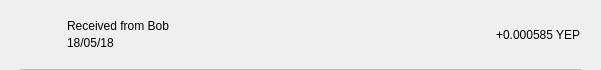
Qt form src/qt/yep/forms/txrow.ui (YEPCOIN/YEPCOIN) before a commit.
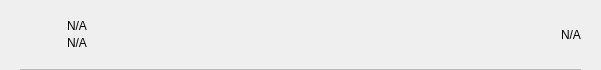
The same form after that commit.

```diff
--- a/src/qt/yep/forms/txrow.ui
+++ b/src/qt/yep/forms/txrow.ui
@@ -110,7 +110,7 @@
               <string notr="true"/>
              </property>
              <property name="text">
-              <string>Received from Bob</string>
+              <string notr="true">N/A</string>
              </property>
              <property name="alignment">
               <set>Qt::AlignBottom|Qt::AlignLeading|Qt::AlignLeft</set>
@@ -123,7 +123,7 @@
               <string notr="true"/>
              </property>
              <property name="text">
-              <string>18/05/18</string>
+              <string notr="true">N/A</string>
              </property>
              <property name="alignment">
               <set>Qt::AlignLeading|Qt::AlignLeft|Qt::AlignTop</set>
@@ -138,7 +138,7 @@
             <string notr="true"/>
            </property>
            <property name="text">
-            <string>+0.000585 YEP</string>
+            <string notr="true">N/A</string>
            </property>
           </widget>
          </item>
```
